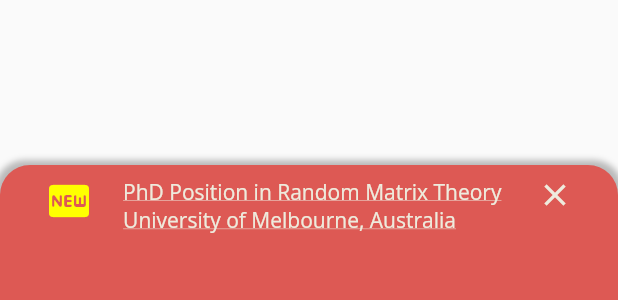
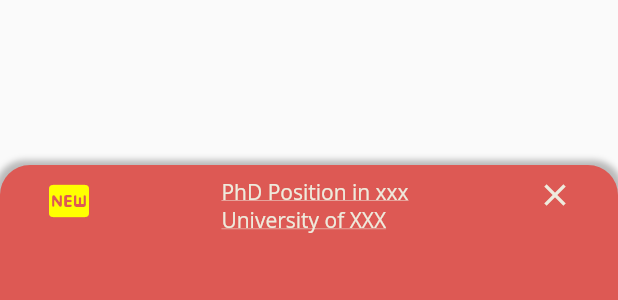
Before and after one commit to uranutan/my_arxiv, a Flutter app: the JobBoard widget shown alone on an empty page, opened directly, on a phone screen of 412 x 824 dp. Shown: the top 300 px of the screen. Run offline on Flutter 3.47's test engine with Material 2 defaults, Android fonts, the phone set to English and light mode, and no system bars; our stand-ins replace flutter_sticky_header, share, shared_preferences; accounts and stored records are empty; network calls fail.

Commit message:
clean up

```diff
--- a/lib/models/ArxivBrain.dart
+++ b/lib/models/ArxivBrain.dart
@@ -1,9 +1,7 @@
 import 'topic.dart';
 
 class ArxivBrain {
-  // 'singleTopics': [
 
-  // ],
   static final Map<String, Map> _allPhysicsTopics = {
     'Astrophysics': {
       'astro-ph.CO': 'Cosmology and Nongalactic Astrophysics',
--- a/lib/models/constants.dart
+++ b/lib/models/constants.dart
@@ -1,9 +1,9 @@
 import 'package:flutter/material.dart';
 
-const kWineRed = Color(0xFF630000); //icon color?#5B0000
+const kWineRed = Color(0xFF630000);
 const kArXivBlack = Color(0xFF1b1717);
-const kArXivBlue = Color(0xFF23689b); //
-const kArXivGrey = Color(0xFF424242); //
+const kArXivBlue = Color(0xFF23689b);
+const kArXivGrey = Color(0xFF424242);
 const kOffWhite = Color(0xFFeeebdd);
 const kOpaqueWhite = Colors.white54;
 
--- a/lib/services/ArxivPaperBloc.dart
+++ b/lib/services/ArxivPaperBloc.dart
@@ -109,7 +109,7 @@
           .findAllElements('author')
           .map((element) => element.getElement('name').innerText.toString())
           .toList();
-      //TODO: affilication of authors?
+      //TODO: affiliation of authors?
       List<String> categories = [];
       paper.findAllElements('category').forEach((cat) {
         var attr = cat.attributes;
--- a/lib/subWidgets/job_board.dart
+++ b/lib/subWidgets/job_board.dart
@@ -31,11 +31,11 @@
                 // SizedBox(width: 8.0),
                 GestureDetector(
                   onTap: () {
-                    launchURL("https://austms.org.au/phd-randommatrixtheory/");
+                    launchURL("https://austms.org.au/");
                   },
                   child: Text(
-                    'PhD Position in Random Matrix Theory \n'
-                    'University of Melbourne, Australia',
+                    'PhD Position in xxx\n'
+                    'University of XXX',
                     style: TextStyle(
                       fontSize: 14.0,
                       color: kOffWhite,
```
